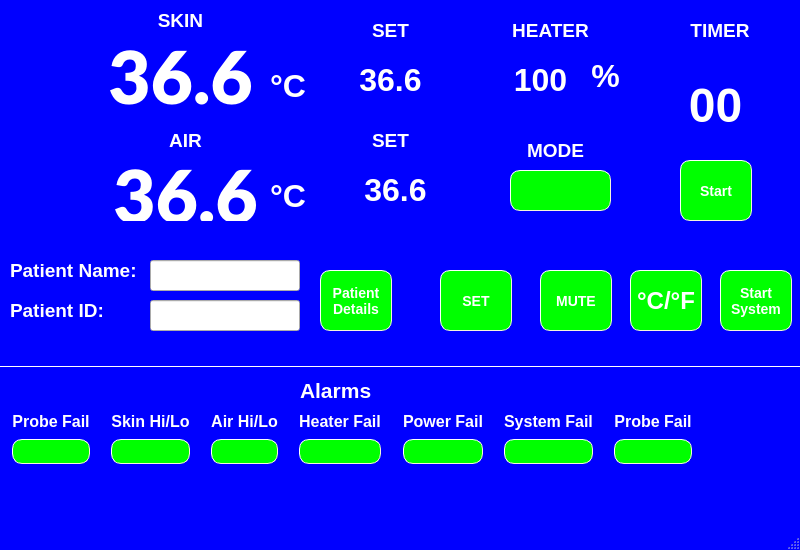
Qt form mainwindow.ui (eurosa/Rasberry5InchDisplay) before a commit.
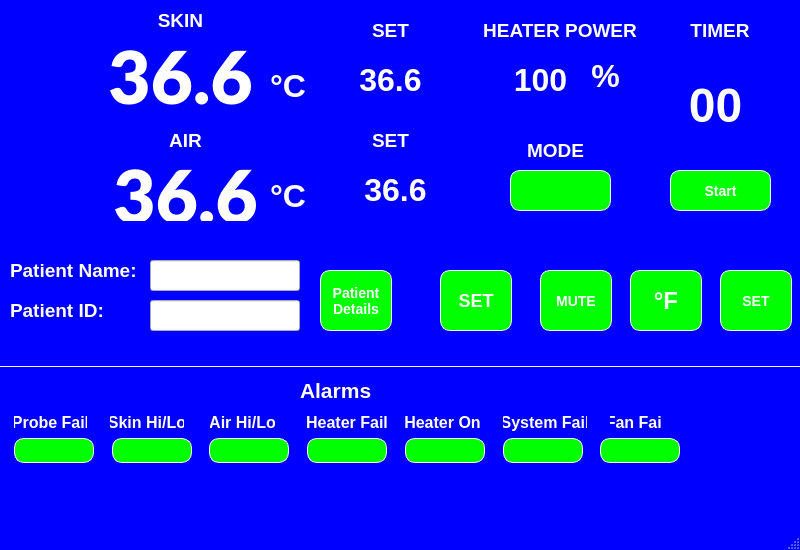
The same form after that commit. Icons and pictures are not drawn.

```diff
--- a/mainwindow.ui
+++ b/mainwindow.ui
@@ -71,10 +71,10 @@
    <widget class="QToolButton" name="timerButton">
     <property name="geometry">
      <rect>
-      <x>680</x>
-      <y>160</y>
-      <width>72</width>
-      <height>61</height>
+      <x>670</x>
+      <y>170</y>
+      <width>101</width>
+      <height>41</height>
      </rect>
     </property>
     <property name="styleSheet">
@@ -206,13 +206,21 @@
       <height>61</height>
      </size>
     </property>
+    <property name="font">
+     <font>
+      <pointsize>-1</pointsize>
+      <weight>75</weight>
+      <italic>false</italic>
+      <bold>true</bold>
+     </font>
+    </property>
     <property name="styleSheet">
      <string notr="true">QToolButton{
     border-style: outset;
     border-width: 1px;
     border-radius: 10px;
     border-color: beige;
-    font: bold 14px;
+     font: bold 18px;
  
     padding: 6px;
     background-color: #00FF00 ;
@@ -284,7 +292,7 @@
 }</string>
     </property>
     <property name="text">
-     <string>°C/°F</string>
+     <string>°F</string>
     </property>
     <property name="iconSize">
      <size>
@@ -293,57 +301,6 @@
      </size>
     </property>
    </widget>
-   <widget class="QToolButton" name="tempDownToolBtn2_9">
-    <property name="geometry">
-     <rect>
-      <x>720</x>
-      <y>270</y>
-      <width>72</width>
-      <height>61</height>
-     </rect>
-    </property>
-    <property name="minimumSize">
-     <size>
-      <width>72</width>
-      <height>61</height>
-     </size>
-    </property>
-    <property name="maximumSize">
-     <size>
-      <width>72</width>
-      <height>61</height>
-     </size>
-    </property>
-    <property name="styleSheet">
-     <string notr="true">QToolButton{
-    border-style: outset;
-    border-width: 1px;
-    border-radius: 10px;
-    border-color: beige;
-    font: bold 14px;
-    padding: 6px;
-    background-color: #00FF00 ;
-    color:#FFFFFF;
-}
-QToolButton:pressed {
-    background-color: gray;
-    border-style: inset;
-}</string>
-    </property>
-    <property name="text">
-     <string>Start 
-System</string>
-    </property>
-    <property name="iconSize">
-     <size>
-      <width>42</width>
-      <height>42</height>
-     </size>
-    </property>
-    <property name="toolButtonStyle">
-     <enum>Qt::ToolButtonTextOnly</enum>
-    </property>
-   </widget>
    <widget class="QLabel" name="label_10">
     <property name="geometry">
      <rect>
@@ -769,9 +726,9 @@
    <widget class="QLabel" name="setTitleLabel4_2">
     <property name="geometry">
      <rect>
-      <x>500</x>
+      <x>480</x>
       <y>20</y>
-      <width>101</width>
+      <width>160</width>
       <height>20</height>
      </rect>
     </property>
@@ -799,7 +756,7 @@
 }</string>
     </property>
     <property name="text">
-     <string>HEATER</string>
+     <string>HEATER POWER</string>
     </property>
     <property name="alignment">
      <set>Qt::AlignCenter</set>
@@ -1147,20 +1104,124 @@
      <set>Qt::AlignCenter</set>
     </property>
    </widget>
-   <widget class="QWidget" name="layoutWidget">
+   <widget class="QLabel" name="label">
     <property name="geometry">
      <rect>
-      <x>12</x>
-      <y>410</y>
-      <width>680</width>
-      <height>54</height>
+      <x>706</x>
+      <y>400</y>
+      <width>81</width>
+      <height>71</height>
      </rect>
     </property>
-    <layout class="QGridLayout" name="gridLayout">
-     <item row="0" column="0">
-      <layout class="QVBoxLayout" name="verticalLayout_6">
-       <item>
+    <property name="text">
+     <string/>
+    </property>
+    <property name="pixmap">
+     <pixmap>icon/SST.png</pixmap>
+    </property>
+    <property name="scaledContents">
+     <bool>true</bool>
+    </property>
+   </widget>
+   <widget class="QLabel" name="label_2">
+    <property name="geometry">
+     <rect>
+      <x>590</x>
+      <y>60</y>
+      <width>31</width>
+      <height>31</height>
+     </rect>
+    </property>
+    <property name="font">
+     <font>
+      <pointsize>24</pointsize>
+      <weight>75</weight>
+      <bold>true</bold>
+     </font>
+    </property>
+    <property name="styleSheet">
+     <string notr="true">QLabel{
+  
+    color:#FFFFFF;
+}</string>
+    </property>
+    <property name="text">
+     <string>%</string>
+    </property>
+    <property name="scaledContents">
+     <bool>true</bool>
+    </property>
+    <property name="alignment">
+     <set>Qt::AlignCenter</set>
+    </property>
+   </widget>
+   <widget class="QLabel" name="skinTempUnit">
+    <property name="geometry">
+     <rect>
+      <x>270</x>
+      <y>60</y>
+      <width>41</width>
+      <height>51</height>
+     </rect>
+    </property>
+    <property name="font">
+     <font>
+      <pointsize>24</pointsize>
+      <weight>75</weight>
+      <bold>true</bold>
+     </font>
+    </property>
+    <property name="styleSheet">
+     <string notr="true">QLabel{
+  
+    color:#FFFFFF;
+}</string>
+    </property>
+    <property name="text">
+     <string>°C</string>
+    </property>
+    <property name="scaledContents">
+     <bool>true</bool>
+    </property>
+   </widget>
+   <widget class="QLabel" name="airTempUnit">
+    <property name="geometry">
+     <rect>
+      <x>270</x>
+      <y>170</y>
+      <width>41</width>
+      <height>51</height>
+     </rect>
+    </property>
+    <property name="font">
+     <font>
+      <pointsize>24</pointsize>
+      <weight>75</weight>
+      <bold>true</bold>
+     </font>
+    </property>
+    <property name="styleSheet">
+     <string notr="true">QLabel{
+  
+    color:#FFFFFF;
+}</string>
+    </property>
+    <property name="text">
+     <string>°C</string>
+    </property>
+    <property name="scaledContents">
+     <bool>true</bool>
+    </property>
+   </widget>
         <widget class="QLabel" name="probeLabel">
+    <property name="geometry">
+     <rect>
+      <x>14</x>
+      <y>412</y>
+      <width>73</width>
+      <height>20</height>
+     </rect>
+    </property>
          <property name="font">
           <font>
            <pointsize>12</pointsize>
@@ -1185,18 +1246,18 @@
           <set>Qt::AlignCenter</set>
          </property>
         </widget>
-       </item>
-       <item>
         <widget class="QLabel" name="probeIconLabel">
+    <property name="geometry">
+     <rect>
+      <x>14</x>
+      <y>438</y>
+      <width>80</width>
+      <height>25</height>
+     </rect>
+    </property>
          <property name="minimumSize">
           <size>
-           <width>30</width>
-           <height>15</height>
-          </size>
-         </property>
-         <property name="maximumSize">
-          <size>
-           <width>16777215</width>
+      <width>80</width>
            <height>25</height>
           </size>
          </property>
@@ -1224,26 +1285,93 @@
           <set>Qt::AlignCenter</set>
          </property>
         </widget>
-       </item>
-      </layout>
-     </item>
-     <item row="0" column="1">
-      <spacer name="horizontalSpacer">
-       <property name="orientation">
-        <enum>Qt::Horizontal</enum>
-       </property>
-       <property name="sizeHint" stdset="0">
-        <size>
-         <width>13</width>
+   <widget class="QLabel" name="fanFailLabel">
+    <property name="geometry">
+     <rect>
+      <x>610</x>
+      <y>412</y>
+      <width>52</width>
          <height>20</height>
-        </size>
-       </property>
-      </spacer>
-     </item>
-     <item row="0" column="2">
-      <layout class="QVBoxLayout" name="verticalLayout_8">
-       <item>
+     </rect>
+    </property>
+    <property name="font">
+     <font>
+      <pointsize>12</pointsize>
+      <weight>75</weight>
+      <bold>true</bold>
+     </font>
+    </property>
+    <property name="layoutDirection">
+     <enum>Qt::LeftToRight</enum>
+    </property>
+    <property name="styleSheet">
+     <string notr="true">QLabel{
+  
+    color:#FFFFFF;
+}
+QLabel:pressed {
+    background-color: gray;
+    border-style: inset;
+}</string>
+    </property>
+    <property name="text">
+     <string>Fan Fail</string>
+    </property>
+    <property name="scaledContents">
+     <bool>false</bool>
+    </property>
+    <property name="alignment">
+     <set>Qt::AlignCenter</set>
+    </property>
+   </widget>
+   <widget class="QLabel" name="fanFailIcon">
+    <property name="geometry">
+     <rect>
+      <x>600</x>
+      <y>438</y>
+      <width>80</width>
+      <height>25</height>
+     </rect>
+    </property>
+    <property name="minimumSize">
+     <size>
+      <width>80</width>
+      <height>25</height>
+     </size>
+    </property>
+    <property name="styleSheet">
+     <string notr="true">QLabel{
+    border-style: outset;
+    border-width: 1px;
+    border-radius: 10px;
+    border-color: beige;
+    font: bold 14px;
+ 
+    padding: 6px;
+    background-color: #00FF00 ;
+    color:#FFFFFF;
+}
+QLabel:pressed {
+    background-color: gray;
+    border-style: inset;
+}</string>
+    </property>
+    <property name="text">
+     <string/>
+    </property>
+    <property name="alignment">
+     <set>Qt::AlignCenter</set>
+    </property>
+   </widget>
         <widget class="QLabel" name="tempHighLabel">
+    <property name="geometry">
+     <rect>
+      <x>110</x>
+      <y>412</y>
+      <width>74</width>
+      <height>20</height>
+     </rect>
+    </property>
          <property name="font">
           <font>
            <pointsize>12</pointsize>
@@ -1268,101 +1396,18 @@
           <set>Qt::AlignCenter</set>
          </property>
         </widget>
-       </item>
-       <item>
         <widget class="QLabel" name="tempHighIconLabel">
-         <property name="minimumSize">
-          <size>
-           <width>30</width>
-           <height>15</height>
-          </size>
-         </property>
-         <property name="maximumSize">
-          <size>
-           <width>16777215</width>
+    <property name="geometry">
+     <rect>
+      <x>112</x>
+      <y>438</y>
+      <width>80</width>
            <height>25</height>
-          </size>
-         </property>
-         <property name="styleSheet">
-          <string notr="true">QLabel{
-    border-style: outset;
-    border-width: 1px;
-    border-radius: 10px;
-    border-color: beige;
-    font: bold 14px;
- 
-    padding: 6px;
-    background-color: #00FF00 ;
-    color:#FFFFFF;
-}
-QLabel:pressed {
-    background-color: gray;
-    border-style: inset;
-}</string>
-         </property>
-         <property name="text">
-          <string/>
-         </property>
-         <property name="alignment">
-          <set>Qt::AlignCenter</set>
-         </property>
-        </widget>
-       </item>
-      </layout>
-     </item>
-     <item row="0" column="3">
-      <spacer name="horizontalSpacer_2">
-       <property name="orientation">
-        <enum>Qt::Horizontal</enum>
-       </property>
-       <property name="sizeHint" stdset="0">
-        <size>
-         <width>13</width>
-         <height>20</height>
-        </size>
-       </property>
-      </spacer>
-     </item>
-     <item row="0" column="4">
-      <layout class="QVBoxLayout" name="verticalLayout_9">
-       <item>
-        <widget class="QLabel" name="tempLowLabel">
-         <property name="font">
-          <font>
-           <pointsize>12</pointsize>
-           <weight>75</weight>
-           <bold>true</bold>
-          </font>
-         </property>
-         <property name="styleSheet">
-          <string notr="true">QLabel{
-  
-    color:#FFFFFF;
-}
-QLabel:pressed {
-    background-color: gray;
-    border-style: inset;
-}</string>
-         </property>
-         <property name="text">
-          <string>Air Hi/Lo</string>
-         </property>
-         <property name="alignment">
-          <set>Qt::AlignCenter</set>
-         </property>
-        </widget>
-       </item>
-       <item>
-        <widget class="QLabel" name="tempLowIconLabel">
+     </rect>
+    </property>
          <property name="minimumSize">
           <size>
-           <width>30</width>
-           <height>15</height>
-          </size>
-         </property>
-         <property name="maximumSize">
-          <size>
-           <width>16777215</width>
+      <width>80</width>
            <height>25</height>
           </size>
          </property>
@@ -1390,26 +1435,15 @@
           <set>Qt::AlignCenter</set>
          </property>
         </widget>
-       </item>
-      </layout>
-     </item>
-     <item row="0" column="5">
-      <spacer name="horizontalSpacer_3">
-       <property name="orientation">
-        <enum>Qt::Horizontal</enum>
-       </property>
-       <property name="sizeHint" stdset="0">
-        <size>
-         <width>13</width>
-         <height>20</height>
-        </size>
-       </property>
-      </spacer>
-     </item>
-     <item row="0" column="6">
-      <layout class="QVBoxLayout" name="verticalLayout_3">
-       <item>
         <widget class="QLabel" name="heaterLabelFail">
+    <property name="geometry">
+     <rect>
+      <x>307</x>
+      <y>412</y>
+      <width>80</width>
+      <height>20</height>
+     </rect>
+    </property>
          <property name="font">
           <font>
            <pointsize>12</pointsize>
@@ -1434,18 +1468,18 @@
           <set>Qt::AlignCenter</set>
          </property>
         </widget>
-       </item>
-       <item>
         <widget class="QLabel" name="heaterIconLabel">
+    <property name="geometry">
+     <rect>
+      <x>307</x>
+      <y>438</y>
+      <width>80</width>
+      <height>25</height>
+     </rect>
+    </property>
          <property name="minimumSize">
           <size>
-           <width>40</width>
-           <height>15</height>
-          </size>
-         </property>
-         <property name="maximumSize">
-          <size>
-           <width>16777215</width>
+      <width>80</width>
            <height>25</height>
           </size>
          </property>
@@ -1473,26 +1507,15 @@
           <set>Qt::AlignCenter</set>
          </property>
         </widget>
-       </item>
-      </layout>
-     </item>
-     <item row="0" column="7">
-      <spacer name="horizontalSpacer_4">
-       <property name="orientation">
-        <enum>Qt::Horizontal</enum>
-       </property>
-       <property name="sizeHint" stdset="0">
-        <size>
-         <width>13</width>
-         <height>20</height>
-        </size>
-       </property>
-      </spacer>
-     </item>
-     <item row="0" column="8">
-      <layout class="QVBoxLayout" name="verticalLayout_2">
-       <item>
         <widget class="QLabel" name="powerLabelFail">
+    <property name="geometry">
+     <rect>
+      <x>405</x>
+      <y>412</y>
+      <width>75</width>
+      <height>20</height>
+     </rect>
+    </property>
          <property name="font">
           <font>
            <pointsize>12</pointsize>
@@ -1511,24 +1534,24 @@
 }</string>
          </property>
          <property name="text">
-          <string>Power Fail</string>
+     <string>Heater On</string>
          </property>
          <property name="alignment">
           <set>Qt::AlignCenter</set>
          </property>
         </widget>
-       </item>
-       <item>
         <widget class="QLabel" name="powerIconLabel">
+    <property name="geometry">
+     <rect>
+      <x>405</x>
+      <y>438</y>
+      <width>80</width>
+      <height>25</height>
+     </rect>
+    </property>
          <property name="minimumSize">
           <size>
-           <width>40</width>
-           <height>15</height>
-          </size>
-         </property>
-         <property name="maximumSize">
-          <size>
-           <width>16777215</width>
+      <width>80</width>
            <height>25</height>
           </size>
          </property>
@@ -1556,26 +1579,15 @@
           <set>Qt::AlignCenter</set>
          </property>
         </widget>
-       </item>
-      </layout>
-     </item>
-     <item row="0" column="9">
-      <spacer name="horizontalSpacer_5">
-       <property name="orientation">
-        <enum>Qt::Horizontal</enum>
-       </property>
-       <property name="sizeHint" stdset="0">
-        <size>
-         <width>13</width>
-         <height>20</height>
-        </size>
-       </property>
-      </spacer>
-     </item>
-     <item row="0" column="10">
-      <layout class="QVBoxLayout" name="verticalLayout">
-       <item>
         <widget class="QLabel" name="systemLabelFail">
+    <property name="geometry">
+     <rect>
+      <x>503</x>
+      <y>412</y>
+      <width>84</width>
+      <height>20</height>
+     </rect>
+    </property>
          <property name="font">
           <font>
            <pointsize>12</pointsize>
@@ -1606,18 +1618,57 @@
           <set>Qt::AlignCenter</set>
          </property>
         </widget>
-       </item>
-       <item>
         <widget class="QLabel" name="systemIconLabel">
+    <property name="geometry">
+     <rect>
+      <x>503</x>
+      <y>438</y>
+      <width>80</width>
+      <height>25</height>
+     </rect>
+    </property>
          <property name="minimumSize">
           <size>
-           <width>40</width>
-           <height>15</height>
-          </size>
-         </property>
-         <property name="maximumSize">
+      <width>80</width>
+      <height>25</height>
+     </size>
+    </property>
+    <property name="styleSheet">
+     <string notr="true">QLabel{
+    border-style: outset;
+    border-width: 1px;
+    border-radius: 10px;
+    border-color: beige;
+    font: bold 14px;
+ 
+    padding: 6px;
+    background-color: #00FF00 ;
+    color:#FFFFFF;
+}
+QLabel:pressed {
+    background-color: gray;
+    border-style: inset;
+}</string>
+    </property>
+    <property name="text">
+     <string/>
+    </property>
+    <property name="alignment">
+     <set>Qt::AlignCenter</set>
+    </property>
+   </widget>
+   <widget class="QLabel" name="tempLowIconLabel">
+    <property name="geometry">
+     <rect>
+      <x>209</x>
+      <y>438</y>
+      <width>80</width>
+      <height>25</height>
+     </rect>
+    </property>
+    <property name="minimumSize">
           <size>
-           <width>16777215</width>
+      <width>80</width>
            <height>25</height>
           </size>
          </property>
@@ -1645,26 +1696,15 @@
           <set>Qt::AlignCenter</set>
          </property>
         </widget>
-       </item>
-      </layout>
-     </item>
-     <item row="0" column="11">
-      <spacer name="horizontalSpacer_6">
-       <property name="orientation">
-        <enum>Qt::Horizontal</enum>
-       </property>
-       <property name="sizeHint" stdset="0">
-        <size>
-         <width>13</width>
+   <widget class="QLabel" name="tempLowLabel">
+    <property name="geometry">
+     <rect>
+      <x>210</x>
+      <y>412</y>
+      <width>65</width>
          <height>20</height>
-        </size>
-       </property>
-      </spacer>
-     </item>
-     <item row="0" column="12">
-      <layout class="QVBoxLayout" name="verticalLayout_7">
-       <item>
-        <widget class="QLabel" name="label_18">
+     </rect>
+    </property>
          <property name="font">
           <font>
            <pointsize>12</pointsize>
@@ -1672,9 +1712,6 @@
            <bold>true</bold>
           </font>
          </property>
-         <property name="layoutDirection">
-          <enum>Qt::LeftToRight</enum>
-         </property>
          <property name="styleSheet">
           <string notr="true">QLabel{
   
@@ -1686,32 +1723,35 @@
 }</string>
          </property>
          <property name="text">
-          <string>Probe Fail</string>
-         </property>
-         <property name="scaledContents">
-          <bool>false</bool>
+     <string>Air Hi/Lo</string>
          </property>
          <property name="alignment">
           <set>Qt::AlignCenter</set>
          </property>
         </widget>
-       </item>
-       <item>
-        <widget class="QLabel" name="label_19">
+   <widget class="QToolButton" name="settingToolButton">
+    <property name="geometry">
+     <rect>
+      <x>720</x>
+      <y>270</y>
+      <width>72</width>
+      <height>61</height>
+     </rect>
+    </property>
          <property name="minimumSize">
           <size>
-           <width>40</width>
-           <height>15</height>
+      <width>72</width>
+      <height>61</height>
           </size>
          </property>
          <property name="maximumSize">
           <size>
-           <width>16777215</width>
-           <height>25</height>
+      <width>72</width>
+      <height>61</height>
           </size>
          </property>
          <property name="styleSheet">
-          <string notr="true">QLabel{
+     <string notr="true">QToolButton{
     border-style: outset;
     border-width: 1px;
     border-radius: 10px;
@@ -1728,124 +1768,17 @@
 }</string>
          </property>
          <property name="text">
-          <string/>
-         </property>
-         <property name="alignment">
-          <set>Qt::AlignCenter</set>
-         </property>
-        </widget>
-       </item>
-      </layout>
-     </item>
-    </layout>
-   </widget>
-   <widget class="QLabel" name="label">
-    <property name="geometry">
-     <rect>
-      <x>706</x>
-      <y>400</y>
-      <width>81</width>
-      <height>71</height>
-     </rect>
-    </property>
-    <property name="text">
-     <string/>
-    </property>
-    <property name="pixmap">
-     <pixmap>icon/SST.png</pixmap>
-    </property>
-    <property name="scaledContents">
-     <bool>true</bool>
-    </property>
-   </widget>
-   <widget class="QLabel" name="label_2">
-    <property name="geometry">
-     <rect>
-      <x>590</x>
-      <y>60</y>
-      <width>31</width>
-      <height>31</height>
-     </rect>
-    </property>
-    <property name="font">
-     <font>
-      <pointsize>24</pointsize>
-      <weight>75</weight>
-      <bold>true</bold>
-     </font>
-    </property>
-    <property name="styleSheet">
-     <string notr="true">QLabel{
-  
-    color:#FFFFFF;
-}</string>
-    </property>
-    <property name="text">
-     <string>%</string>
-    </property>
-    <property name="scaledContents">
-     <bool>true</bool>
-    </property>
-    <property name="alignment">
-     <set>Qt::AlignCenter</set>
-    </property>
-   </widget>
-   <widget class="QLabel" name="skinTempUnit">
-    <property name="geometry">
-     <rect>
-      <x>270</x>
-      <y>60</y>
-      <width>41</width>
-      <height>51</height>
-     </rect>
-    </property>
-    <property name="font">
-     <font>
-      <pointsize>24</pointsize>
-      <weight>75</weight>
-      <bold>true</bold>
-     </font>
-    </property>
-    <property name="styleSheet">
-     <string notr="true">QLabel{
-  
-    color:#FFFFFF;
-}</string>
-    </property>
-    <property name="text">
-     <string>°C</string>
-    </property>
-    <property name="scaledContents">
-     <bool>true</bool>
-    </property>
-   </widget>
-   <widget class="QLabel" name="airTempUnit">
-    <property name="geometry">
-     <rect>
-      <x>270</x>
-      <y>170</y>
-      <width>41</width>
-      <height>51</height>
-     </rect>
-    </property>
-    <property name="font">
-     <font>
-      <pointsize>24</pointsize>
-      <weight>75</weight>
-      <bold>true</bold>
-     </font>
-    </property>
-    <property name="styleSheet">
-     <string notr="true">QLabel{
-  
-    color:#FFFFFF;
-}</string>
-    </property>
-    <property name="text">
-     <string>°C</string>
-    </property>
-    <property name="scaledContents">
-     <bool>true</bool>
+     <string>SET</string>
+    </property>
+    <property name="icon">
+     <iconset>
+      <normaloff>icon/settings_white_color.png</normaloff>icon/settings_white_color.png</iconset>
+    </property>
+    <property name="iconSize">
+     <size>
+      <width>42</width>
+      <height>42</height>
+     </size>
     </property>
    </widget>
   </widget>
```
Left out of the diff: 19 changed lines with no effect on the pictures. Lines whose indentation alone changed are shown as unchanged.
